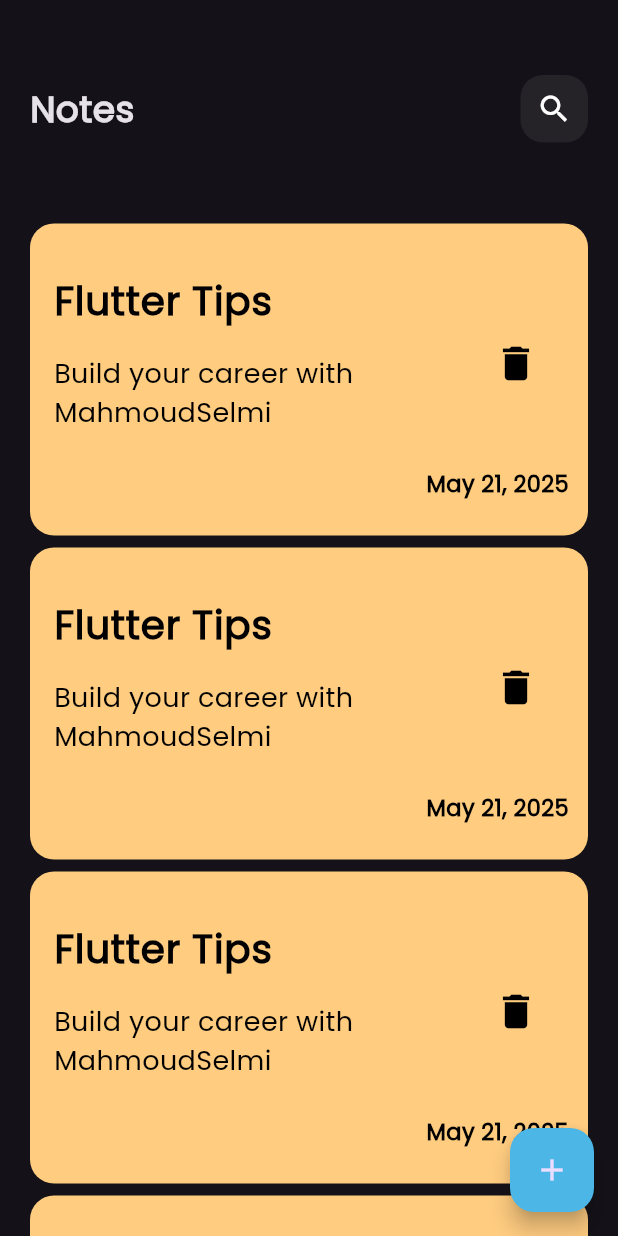
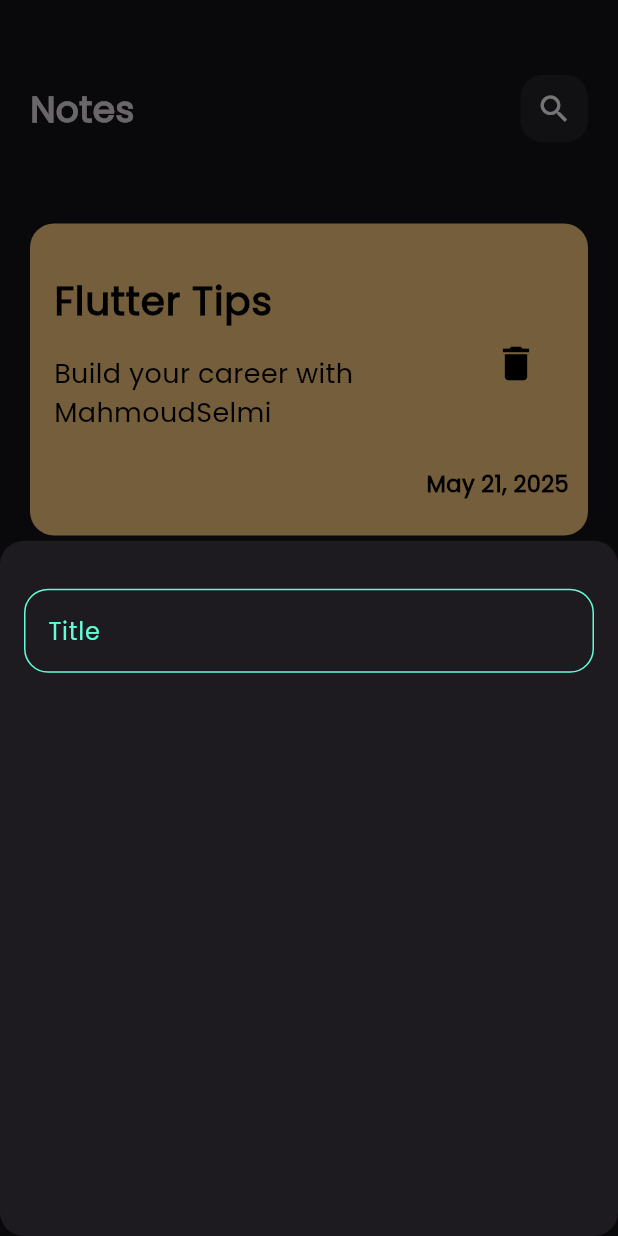
Before and after one commit to Ma7moudSelmy/Notes_App, a Flutter app: the screen it shows after launch, after a tap on the "add" icon, on a phone screen of 412 x 824 dp. Run offline on Flutter 3.47's test engine with Material 3 defaults, Android fonts, the phone set to English and light mode, and no system bars.

Commit message:
Add addNoteBoutonSheet widget and integrate with Notes_View; implement CustomTextField for note input

```diff
--- a/lib/View/Notes_View.dart
+++ b/lib/View/Notes_View.dart
@@ -1,5 +1,6 @@
 import 'package:flutter/material.dart';
 import 'package:notes_app/Widgets/NotesViewBody.dart';
+import 'package:notes_app/Widgets/addNoteBoutonSheet.dart';
 
 class Notes_View extends StatelessWidget {
   const Notes_View({super.key});
@@ -9,7 +10,17 @@ class Notes_View extends StatelessWidget {
     return Scaffold(
       floatingActionButton: FloatingActionButton(
         backgroundColor: const Color.fromARGB(255, 76, 182, 231),
-        onPressed: () {},
+        onPressed: () {
+          showModalBottomSheet(
+            shape: RoundedRectangleBorder(
+              borderRadius: BorderRadius.circular(16),
+            ),
+            context: context,
+            builder: (context) {
+              return addNoteBoutonSheet();
+            },
+          );
+        },
         child: const Icon(Icons.add),
       ),
 
--- /dev/null
+++ b/lib/Widgets/CustomTextFiled.dart
@@ -0,0 +1,27 @@
+import 'package:flutter/material.dart';
+import 'package:notes_app/Widgets/constfile.dart';
+
+class CustomTextFiled extends StatelessWidget {
+  const CustomTextFiled({super.key});
+
+  @override
+  Widget build(BuildContext context) {
+    return TextField(
+      cursorColor: KPrimaryClor,
+      decoration: InputDecoration(
+        hintText: "Title",
+        hintStyle: TextStyle(color: KPrimaryClor),
+        border: BuildBorder(),
+        enabledBorder: BuildBorder(),
+        focusedBorder: BuildBorder(),
+      ),
+    );
+  }
+
+  OutlineInputBorder BuildBorder() {
+    return OutlineInputBorder(
+      borderRadius: BorderRadius.circular(16),
+      borderSide: BorderSide(color: KPrimaryClor),
+    );
+  }
+}
--- a/lib/Widgets/NotesListView.dart
+++ b/lib/Widgets/NotesListView.dart
@@ -7,6 +7,7 @@ class NotesListView extends StatelessWidget {
   @override
   Widget build(BuildContext context) {
     return ListView.builder(
+      padding: EdgeInsets.zero,
       itemBuilder: (context, index) {
         return Padding(
           padding: const EdgeInsets.symmetric(vertical: 4),
--- /dev/null
+++ b/lib/Widgets/addNoteBoutonSheet.dart
@@ -0,0 +1,14 @@
+import 'package:flutter/material.dart';
+import 'package:notes_app/Widgets/CustomTextFiled.dart';
+
+class addNoteBoutonSheet extends StatelessWidget {
+  const addNoteBoutonSheet({super.key});
+
+  @override
+  Widget build(BuildContext context) {
+    return Padding(
+      padding: const EdgeInsets.symmetric(horizontal: 16),
+      child: Column(children: [SizedBox(height: 32), CustomTextFiled()]),
+    );
+  }
+}
--- /dev/null
+++ b/lib/Widgets/constfile.dart
@@ -0,0 +1,3 @@
+import 'package:flutter/cupertino.dart';
+
+const KPrimaryClor = const Color(0xff62FCD7);
```
